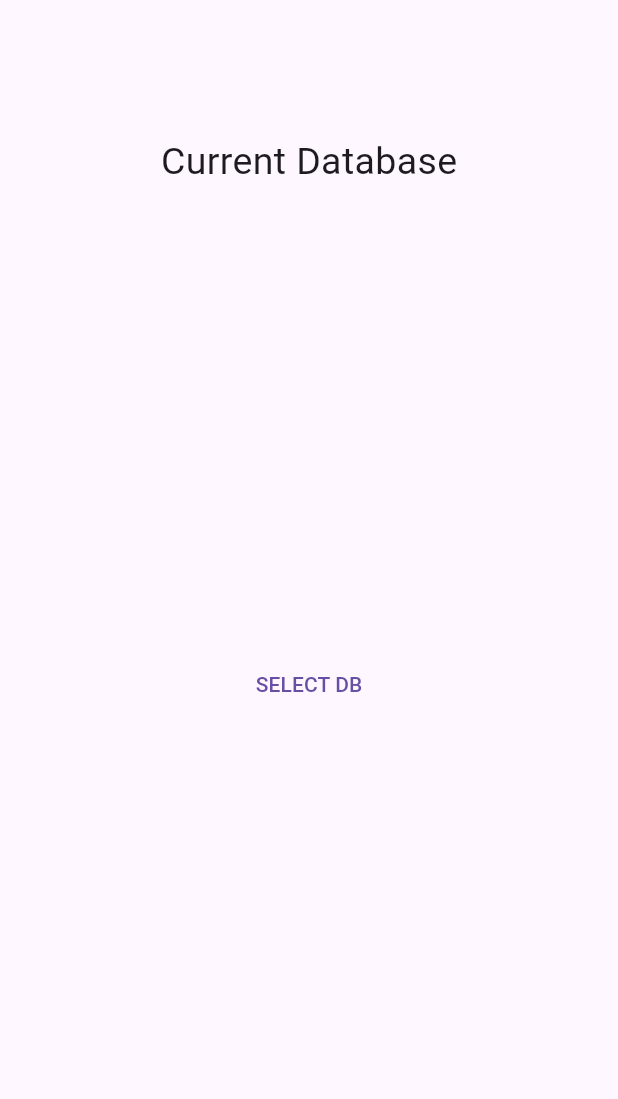
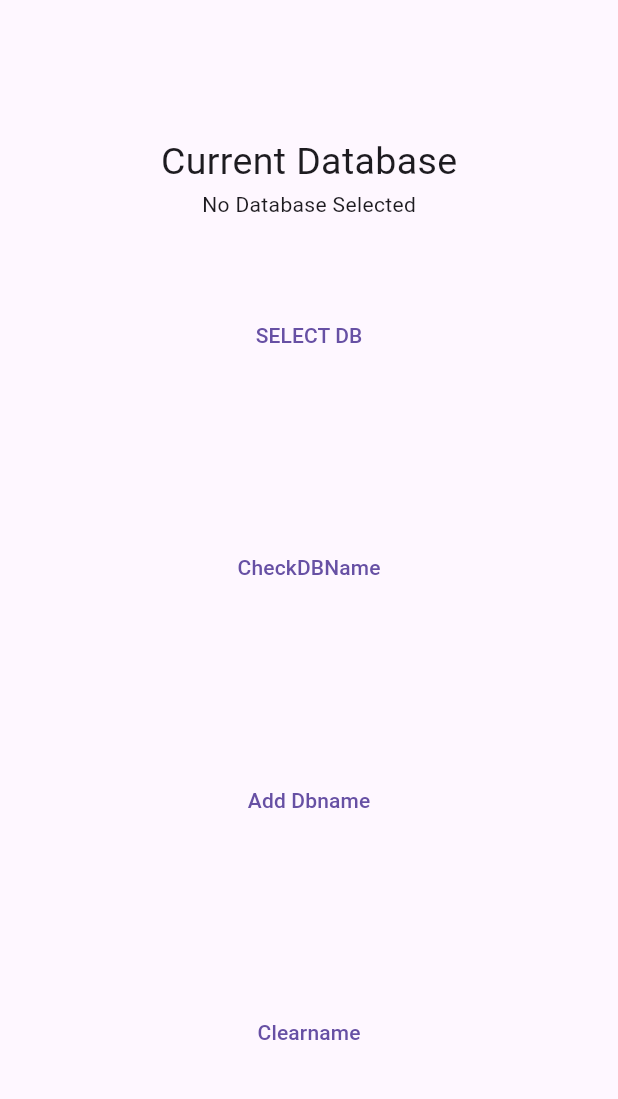
Before and after one commit to pondforwork/qrScanner, a Flutter app: the SelectDBview screen opened directly, on a phone screen of 412 x 824 dp, the part 63-1162 px from its top. Run offline on Flutter 3.47's test engine with Material 3 defaults, Android fonts, the phone set to English and light mode, and no system bars; our stand-ins replace file_picker, get, hive_flutter, sqflite; missing offline and left inert: flutter_barcode_scanner; accounts and stored records are empty.

Commit message:
Success Set DBname

```diff
--- a/lib/controller/bookcontroller.dart
+++ b/lib/controller/bookcontroller.dart
@@ -13,7 +13,7 @@ class BookController extends GetxController {
   Database? _database;
   RxString resultSearch = 'No Result'.obs;
   RxString resultsearchonDialog = 'No Result'.obs;
-  RxString currentdb = ''.obs;
+
 
   RxBool isLoading = false.obs; // Observable for tracking loading state
   final scanDBhelper scandbhelper = Get.put(scanDBhelper());
@@ -70,8 +70,10 @@ class BookController extends GetxController {
     if (result != null && result.files.isNotEmpty) {
       // Selected file
       PlatformFile file = result.files.first;
-      //Assign Current DatabaseName
-      currentdb.value = file.name;
+      //Set Current DatabaseName
+      scandbhelper.currentdb.value = file.name;
+      scandbhelper.setDBName(file.name);
+
       // New Database
       var databasesPath = await getDatabasesPath();
       var path = join(databasesPath, "localbooks.db");
--- a/lib/controller/checkedbookcontroller.dart
+++ b/lib/controller/checkedbookcontroller.dart
@@ -2,20 +2,21 @@ import 'package:get/get.dart';
 import 'package:hive_flutter/adapters.dart';
 import 'package:hive_flutter/hive_flutter.dart';
 import 'package:path_provider/path_provider.dart';
+import 'package:qr_scan/controller/bookcontroller.dart';
 import 'dart:io';
 import 'package:qr_scan/models/chekedbook.dart';
 // import 'package:open_file/open_file.dart'; // Import the open_file package
 
-
 class scanDBhelper extends GetxController {
+  RxString currentdb = 'No Database Selected'.obs;
   var todo = <Checkedbook>[].obs;
   var finishedtodo = <Checkedbook>[].obs;
   @override
-  void onInit() {
-    initHive();
-    fetchToDo();
-    // fetchFinishedToDo();
-    // clearData();
+  Future<void> onInit() async {
+    await initHive();
+    await fetchToDo();
+    await getDBName();
+
     super.onInit();
   }
 
@@ -30,6 +31,7 @@ class scanDBhelper extends GetxController {
       await Hive.initFlutter(documentDirectory.path);
       // Hive.registerAdapter(ColorAdapter());
       await Hive.openBox('checkedbook');
+      await Hive.openBox('dbname');
       // await clearData();
     } catch (error) {
       print("Hive initialization error: $error");
@@ -62,6 +64,43 @@ class scanDBhelper extends GetxController {
       todo.assignAll(allData);
     } catch (error) {
       print("Error while accessing data: $error");
+    }
+  }
+
+  Future<void> setDBName(String name) async {
+    try {
+      var dbstatus = Hive.box('dbname');
+      await dbstatus.put('DatabaseName', {'dbname': name});
+    } catch (error) {
+      print('Error setting database name: $error');
+    }
+  }
+
+  Future<void> getDBName() async {
+    try {
+      var dbstatus = Hive.box('dbname');
+      // Assuming 'DatabaseName' is the key under which the database name is stored
+      List<dynamic> values = dbstatus.values.toList();
+      List<String> allData = [];
+      for (dynamic value in values) {
+        allData.add(value['dbname']);
+      }
+      currentdb.value = allData[0];
+      print(allData);
+      // Sort the list by the "order" property
+    } catch (error) {
+      print('Error getting database name: $error');
+    }
+  }
+
+  Future<void> clearDBNameBox() async {
+    try {
+      var dbstatus = Hive.box('dbname');
+      // Delete all data in the 'dbname' box
+      await dbstatus.clear();
+      print('All data in the "dbname" box deleted.');
+    } catch (error) {
+      print('Error clearing "dbname" box: $error');
     }
   }
 
@@ -113,7 +152,8 @@ class scanDBhelper extends GetxController {
       final sink = file.openWrite();
 
       // Write headers to the CSV file
-      sink.writeln('Barcode,CallNo,Title,CollectionName,ItemStatusName,CollectionId,Found');
+      sink.writeln(
+          'Barcode,CallNo,Title,CollectionName,ItemStatusName,CollectionId,Found');
 
       // Write todo items to the CSV file
       for (Checkedbook item in todo) {
@@ -143,5 +183,4 @@ class scanDBhelper extends GetxController {
   //     print('Error opening directory: $error');
   //   }
   // }
-
 }
--- a/lib/screen/selectdbview.dart
+++ b/lib/screen/selectdbview.dart
@@ -1,12 +1,14 @@
 import 'package:flutter/material.dart';
 import 'package:get/get.dart';
 import 'package:qr_scan/controller/bookcontroller.dart';
+import 'package:qr_scan/controller/checkedbookcontroller.dart';
 import 'package:qr_scan/controller/scannercontroller.dart';
 
 class SelectDBview extends StatelessWidget {
   SelectDBview({Key? key}) : super(key: key);
   final ScannerController scannercontroller = Get.put(ScannerController());
   final BookController bookController = Get.put(BookController());
+    final scanDBhelper scandbController = Get.put(scanDBhelper());
 
   @override
   Widget build(BuildContext context) {
@@ -27,13 +29,32 @@ class SelectDBview extends StatelessWidget {
                 "Current Database",
                 style: TextStyle(fontSize: 25),
               ),
-              Obx(() => Text(bookController.currentdb.value)),
+              Obx(() => Text(scandbController.currentdb.value)),
               Expanded(
                   child: TextButton(
                 onPressed: () {
                   bookController.openDatabaseConnection();
                 },
                 child: const Text("SELECT DB"),
+              )),
+              Expanded(
+                  child: TextButton(
+                onPressed: () {
+                  scandbController.getDBName();
+                },
+                child: const Text("CheckDBName"),
+              )), Expanded(
+                  child: TextButton(
+                onPressed: () {
+                  scandbController.setDBName("BBB");
+                },
+                child: const Text("Add Dbname"),
+              )), Expanded(
+                  child: TextButton(
+                onPressed: () {
+                  scandbController.clearDBNameBox();
+                },
+                child: const Text("Clearname"),
               ))
             ],
           ),
```
